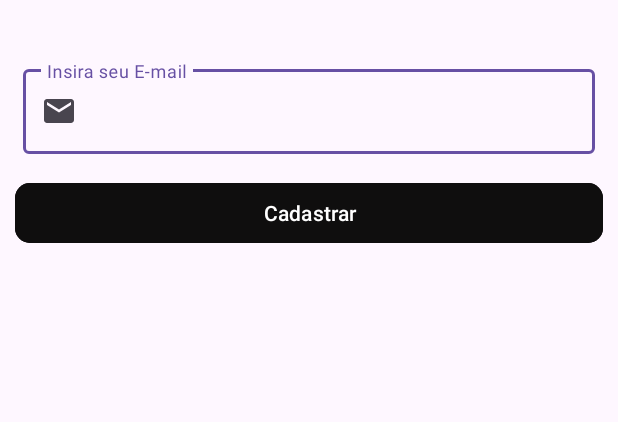
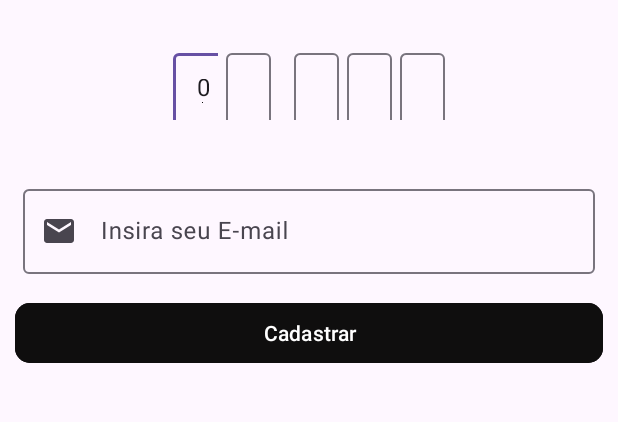
Before and after one commit to 0303-arch/BikeApp, an Android app: the RecuperarsenhaActivity screen opened directly, with no data from a screen before it, on a phone screen of 412 x 824 dp, the part 287-709 px from its top. Run offline under Robolectric (Android 15) with nearby library versions, the phone set to English and light mode, and no system bars.

```diff
--- a/app/src/main/res/layout/recuperar_senha_layout.xml
+++ b/app/src/main/res/layout/recuperar_senha_layout.xml
@@ -24,6 +24,73 @@
         android:textColor="@color/black"
         android:textSize="23sp" />
 
+    <LinearLayout
+        android:layout_width="wrap_content"
+        android:layout_height="wrap_content"
+        android:layout_gravity="center"
+        android:layout_marginTop="30dp"
+        >
+
+        <com.google.android.material.textfield.TextInputLayout
+            android:layout_width="30dp"
+            android:layout_height="50dp"
+            android:layout_marginEnd="5dp"
+            >
+
+            <com.google.android.material.textfield.TextInputEditText
+                android:layout_width="40dp"
+                android:layout_height="50dp"
+                android:drawableBottom="@color/black"
+                android:text="0"
+                />
+
+        </com.google.android.material.textfield.TextInputLayout>
+
+        <com.google.android.material.textfield.TextInputLayout
+            android:layout_width="40dp"
+            android:layout_height="50dp"
+            android:layout_marginEnd="5dp">
+
+            <com.google.android.material.textfield.TextInputEditText
+                android:layout_width="30dp"
+                android:layout_height="50dp" />
+
+        </com.google.android.material.textfield.TextInputLayout>
+
+        <com.google.android.material.textfield.TextInputLayout
+            android:layout_width="30dp"
+            android:layout_height="50dp"
+            android:layout_marginEnd="5dp">
+
+            <com.google.android.material.textfield.TextInputEditText
+                android:layout_width="30dp"
+                android:layout_height="50dp" />
+
+        </com.google.android.material.textfield.TextInputLayout>
+
+        <com.google.android.material.textfield.TextInputLayout
+            android:layout_width="30dp"
+            android:layout_height="50dp"
+            android:layout_marginEnd="5dp">
+
+            <com.google.android.material.textfield.TextInputEditText
+                android:layout_width="30dp"
+                android:layout_height="50dp" />
+
+        </com.google.android.material.textfield.TextInputLayout>
+
+        <com.google.android.material.textfield.TextInputLayout
+            android:layout_width="30dp"
+            android:layout_height="50dp">
+
+            <com.google.android.material.textfield.TextInputEditText
+                android:layout_width="30dp"
+                android:layout_height="50dp" />
+
+        </com.google.android.material.textfield.TextInputLayout>
+
+    </LinearLayout>
+
     <com.google.android.material.textfield.TextInputLayout
         android:id="@+id/txtEmail"
         android:layout_width="match_parent"
@@ -41,8 +108,6 @@
     </com.google.android.material.textfield.TextInputLayout>
 
 
-
-
     <com.google.android.material.button.MaterialButton
         android:layout_width="match_parent"
         android:layout_height="wrap_content"
@@ -53,6 +118,4 @@
         app:cornerRadius="10dp" />
 
 
-
-
 </LinearLayout>
```
